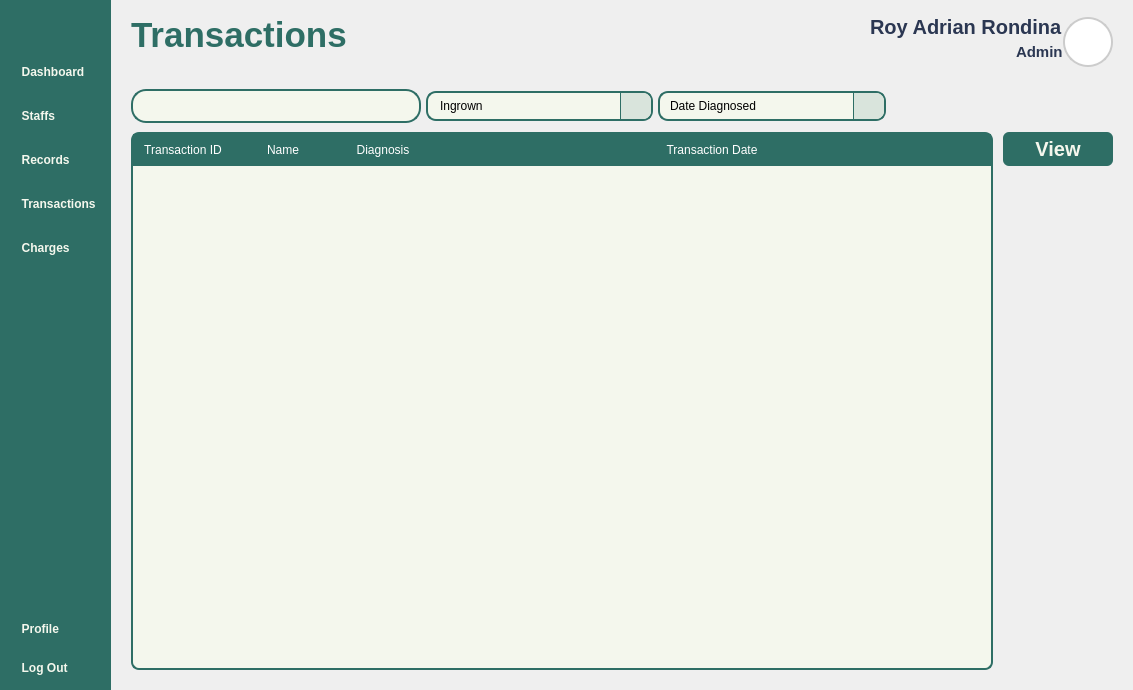
Before: the Qt Designer form Views/Admin_Transactions.ui in VinsmokeSanji69/COVACHA_CLINIC_SYSTEM, drawn with Qt 5.
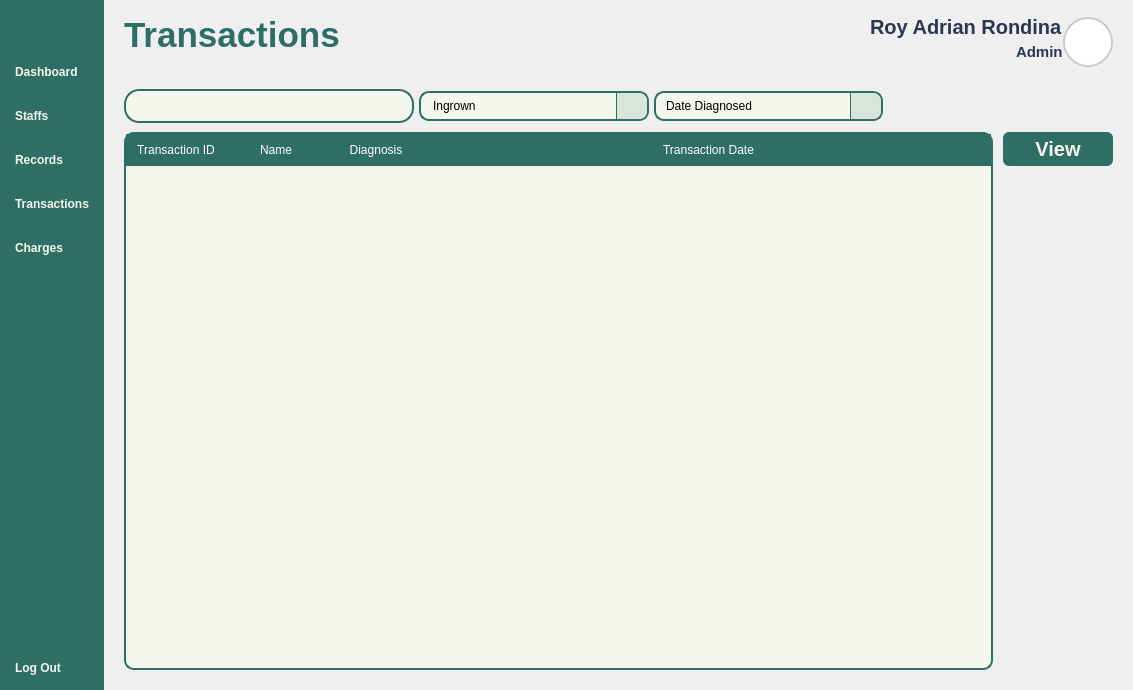
After: the same form once the commit is applied. Icons and pictures are not drawn.

What changed in the file:
```diff
--- a/Views/Admin_Transactions.ui
+++ b/Views/Admin_Transactions.ui
@@ -162,7 +162,7 @@
            <string notr="true"/>
           </property>
           <property name="text">
-           <string>  Dashboard</string>
+           <string>Dashboard</string>
           </property>
           <property name="icon">
            <iconset resource="../Images/resources.qrc">
@@ -185,7 +185,7 @@
            <string notr="true"/>
           </property>
           <property name="text">
-           <string>  Staffs</string>
+           <string>Staffs</string>
           </property>
           <property name="icon">
            <iconset resource="../Images/resources.qrc">
@@ -208,7 +208,7 @@
            <string notr="true"/>
           </property>
           <property name="text">
-           <string>  Records</string>
+           <string>Records</string>
           </property>
           <property name="icon">
            <iconset resource="../Images/resources.qrc">
@@ -233,7 +233,7 @@
 }</string>
           </property>
           <property name="text">
-           <string>  Transactions</string>
+           <string>Transactions</string>
           </property>
           <property name="icon">
            <iconset resource="../Images/resources.qrc">
@@ -256,7 +256,7 @@
            <string notr="true"/>
           </property>
           <property name="text">
-           <string>  Charges</string>
+           <string>Charges</string>
           </property>
           <property name="icon">
            <iconset>
@@ -290,29 +290,6 @@
         <property name="spacing">
          <number>15</number>
         </property>
-        <item>
-         <widget class="QPushButton" name="ProfileButton">
-          <property name="toolTip">
-           <string>View Profile Settings</string>
-          </property>
-          <property name="styleSheet">
-           <string notr="true"/>
-          </property>
-          <property name="text">
-           <string>  Profile</string>
-          </property>
-          <property name="icon">
-           <iconset resource="../Images/resources.qrc">
-            <normaloff>:/lucide/icons/user-round-cog.svg</normaloff>:/lucide/icons/user-round-cog.svg</iconset>
-          </property>
-          <property name="iconSize">
-           <size>
-            <width>40</width>
-            <height>40</height>
-           </size>
-          </property>
-         </widget>
-        </item>
         <item alignment="Qt::AlignVCenter">
          <widget class="QPushButton" name="LogOutButton">
           <property name="toolTip">
@@ -322,7 +299,7 @@
            <string notr="true"/>
           </property>
           <property name="text">
-           <string>  Log Out</string>
+           <string>Log Out</string>
           </property>
           <property name="icon">
            <iconset resource="../Images/resources.qrc">
@@ -754,8 +731,8 @@
                     </property>
                     <property name="iconSize">
                      <size>
-                      <width>30</width>
-                      <height>30</height>
+                      <width>35</width>
+                      <height>35</height>
                      </size>
                     </property>
                    </widget>
@@ -939,8 +916,8 @@
                    <rect>
                     <x>0</x>
                     <y>0</y>
-                    <width>673</width>
-                    <height>518</height>
+                    <width>686</width>
+                    <height>513</height>
                    </rect>
                   </property>
                   <layout class="QVBoxLayout" name="verticalLayout_7">
@@ -965,13 +942,12 @@
                       <string notr="true">QTableWidget {
 	background-color: #F4F7ED;
 	gridline-color: transparent;
-	border-radius: 8px;
+	border-radius: 10px;
 	border: 2px solid #2E6E65;
 }
 QTableWidget::item {
 	border: none;
-	font:500 16pt &quot;Satoshi&quot;;
-	color: #2B3752;
+	font: 16pt &quot;Lexend&quot;;
 }
 QTableWidget::item:selected {
 	background-color: rgba(46, 110, 101, 0.3);
@@ -980,7 +956,7 @@
 	background-color: #2E6E65;
 	color: white;
 	padding: 5px;
-	font: 700 11pt &quot;Satoshi&quot;;
+	font: 18px &quot;Lexend Medium&quot;;
 	border: 2px solid #2E6E65;
 }</string>
                      </property>
```
Left out of the diff: 18 changed lines with no effect on the pictures.
